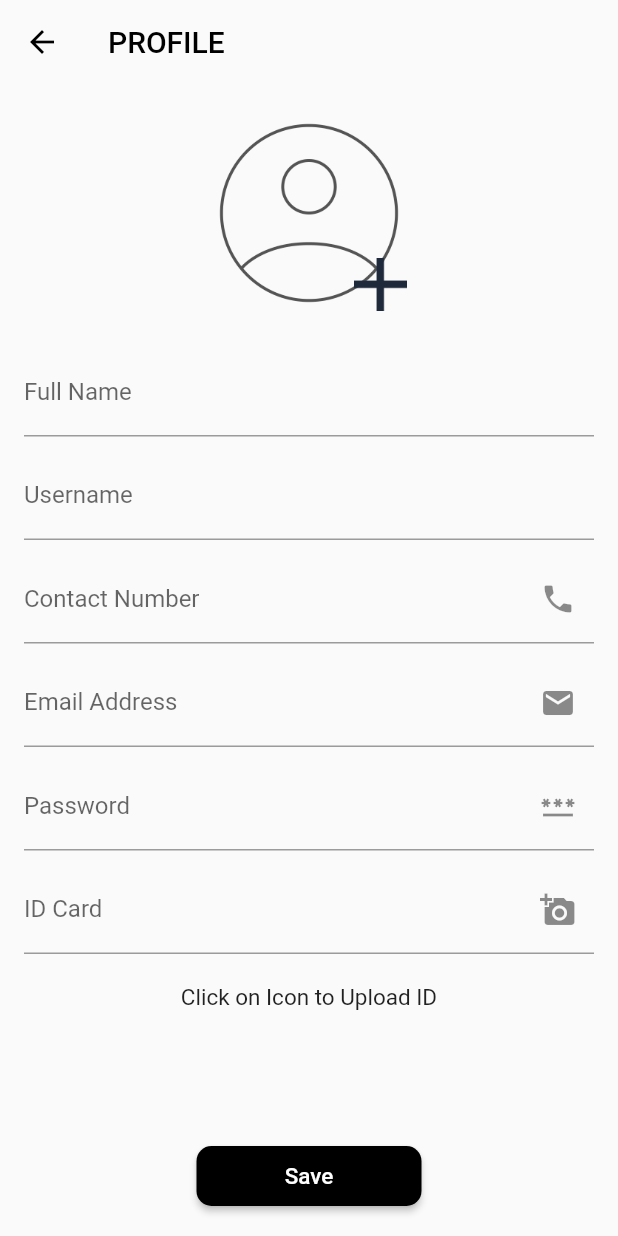
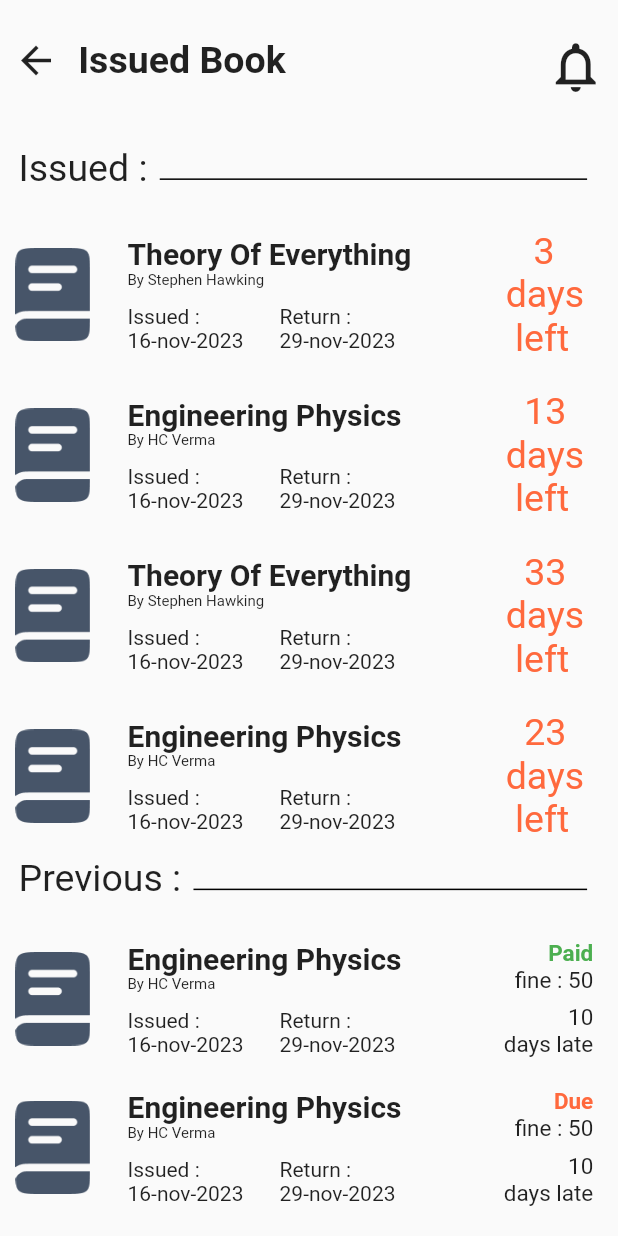
Before and after one commit to HackSlashNITP/LibraLink, a Flutter app: the screen it shows after launch, on a phone screen of 412 x 824 dp. Run offline on Flutter 3.47's test engine with Material 2 defaults, Android fonts, the phone set to English and light mode, and no system bars; our stand-ins replace image_picker, lottie.

Commit message:
Issued Book Page added

```diff
--- /dev/null
+++ b/lib/issued_book.dart
@@ -0,0 +1,510 @@
+import 'package:flutter/material.dart';
+
+class IssuedBookPage extends StatefulWidget {
+  const IssuedBookPage({super.key});
+
+  @override
+  State<IssuedBookPage> createState() => _IssuedBookPageState();
+}
+
+class _IssuedBookPageState extends State<IssuedBookPage> {
+  @override
+  Widget build(BuildContext context) {
+    final mq = MediaQuery.of(context).size;
+
+    return SafeArea(
+        child: Scaffold(
+      body: SingleChildScrollView(
+        child: Column(
+          children: [
+            SizedBox(
+              height: mq.height * .02,
+            ),
+            Row(
+              mainAxisAlignment: MainAxisAlignment.spaceBetween,
+              children: [
+                Expanded(
+                  child: Row(
+                    children: [
+                      IconButton(
+                          onPressed: () {},
+                          icon: const Icon(
+                            Icons.arrow_back,
+                            size: 30,
+                          )),
+                      SizedBox(
+                        width: mq.width * .01,
+                      ),
+                      const Text(
+                        'Issued Book',
+                        style: TextStyle(
+                            fontSize: 25, fontWeight: FontWeight.bold),
+                      ),
+                    ],
+                  ),
+                ),
+                Padding(
+                  padding: EdgeInsets.only(right: mq.width * .02),
+                  child: IconButton(
+                      onPressed: () {},
+                      icon: const Icon(
+                        Icons.notifications_none_outlined,
+                        size: 40,
+                      )),
+                )
+              ],
+            ),
+            SizedBox(
+              height: mq.height * .04,
+            ),
+            Padding(
+              padding: EdgeInsets.only(
+                  left: mq.width * .030,
+                  right: mq.width * .05,
+                  bottom: mq.height * .02),
+              child: Row(
+                mainAxisAlignment: MainAxisAlignment.spaceAround,
+                children: [
+                  const Text(
+                    'Issued : ',
+                    style: TextStyle(fontSize: 25),
+                  ),
+                  Expanded(
+                    child: Container(
+                      margin: const EdgeInsets.only(left: 2, top: 15),
+                      color: Colors.black,
+                      height: 1.0,
+                    ),
+                  ),
+                ],
+              ),
+            ),
+            Padding(
+              padding: const EdgeInsets.only(top: 10, bottom: 10),
+              child: Row(
+                mainAxisAlignment: MainAxisAlignment.spaceEvenly,
+                children: [
+                  Expanded(
+                    child: Row(
+                      children: [
+                        Container(
+                            margin: EdgeInsets.only(left: mq.width * .025),
+                            width: 50,
+                            height: 70,
+                            child: Image.asset('assets/images/Group (1).png')),
+                        SizedBox(
+                          width: mq.width * .06,
+                        ),
+                        Expanded(
+                          child: Column(
+                            crossAxisAlignment: CrossAxisAlignment.start,
+                            children: [
+                              const Text(
+                                'Theory Of Everything',
+                                style: TextStyle(
+                                    fontSize: 20, fontWeight: FontWeight.bold),
+                              ),
+                              const Text(
+                                'By Stephen Hawking',
+                                style: TextStyle(fontSize: 10),
+                              ),
+                              Padding(
+                                padding: const EdgeInsets.only(top: 10),
+                                child: Row(
+                                  crossAxisAlignment: CrossAxisAlignment.center,
+                                  children: [
+                                    const Text('Issued : \n16-nov-2023 '),
+                                    SizedBox(
+                                      width: mq.width * .05,
+                                    ),
+                                    const Text('Return : \n29-nov-2023 '),
+                                  ],
+                                ),
+                              )
+                            ],
+                          ),
+                        ),
+                      ],
+                    ),
+                  ),
+                  Padding(
+                    padding: EdgeInsets.only(right: mq.width * .04),
+                    child: const Text(
+                      '    3 \n days \n  left',
+                      style: TextStyle(fontSize: 25, color: Color(0xffFF693D)),
+                    ),
+                  ),
+                ],
+              ),
+            ),
+            Padding(
+              padding: const EdgeInsets.only(top: 10, bottom: 10),
+              child: Row(
+                mainAxisAlignment: MainAxisAlignment.spaceEvenly,
+                children: [
+                  Expanded(
+                    child: Row(
+                      children: [
+                        Container(
+                            margin: EdgeInsets.only(left: mq.width * .025),
+                            width: 50,
+                            height: 70,
+                            child: Image.asset('assets/images/Group (1).png')),
+                        SizedBox(
+                          width: mq.width * .06,
+                        ),
+                        Expanded(
+                          child: Column(
+                            crossAxisAlignment: CrossAxisAlignment.start,
+                            children: [
+                              const Text(
+                                'Engineering Physics',
+                                style: TextStyle(
+                                    fontSize: 20, fontWeight: FontWeight.bold),
+                              ),
+                              const Text(
+                                'By HC Verma',
+                                style: TextStyle(fontSize: 10),
+                              ),
+                              Padding(
+                                padding: const EdgeInsets.only(top: 10),
+                                child: Row(
+                                  crossAxisAlignment: CrossAxisAlignment.center,
+                                  children: [
+                                    const Text('Issued : \n16-nov-2023 '),
+                                    SizedBox(
+                                      width: mq.width * .05,
+                                    ),
+                                    const Text('Return : \n29-nov-2023 '),
+                                  ],
+                                ),
+                              )
+                            ],
+                          ),
+                        ),
+                      ],
+                    ),
+                  ),
+                  Padding(
+                    padding: EdgeInsets.only(right: mq.width * .04),
+                    child: const Text(
+                      '   13 \n days \n  left',
+                      style: TextStyle(fontSize: 25, color: Color(0xffFF693D)),
+                    ),
+                  ),
+                ],
+              ),
+            ),
+            Padding(
+              padding: const EdgeInsets.only(top: 10, bottom: 10),
+              child: Row(
+                mainAxisAlignment: MainAxisAlignment.spaceEvenly,
+                children: [
+                  Expanded(
+                    child: Row(
+                      children: [
+                        Container(
+                            margin: EdgeInsets.only(left: mq.width * .025),
+                            width: 50,
+                            height: 70,
+                            child: Image.asset('assets/images/Group (1).png')),
+                        SizedBox(
+                          width: mq.width * .06,
+                        ),
+                        Expanded(
+                          child: Column(
+                            crossAxisAlignment: CrossAxisAlignment.start,
+                            children: [
+                              const Text(
+                                'Theory Of Everything',
+                                style: TextStyle(
+                                    fontSize: 20, fontWeight: FontWeight.bold),
+                              ),
+                              const Text(
+                                'By Stephen Hawking',
+                                style: TextStyle(fontSize: 10),
+                              ),
+                              Padding(
+                                padding: const EdgeInsets.only(top: 10),
+                                child: Row(
+                                  crossAxisAlignment: CrossAxisAlignment.center,
+                                  children: [
+                                    const Text('Issued : \n16-nov-2023 '),
+                                    SizedBox(
+                                      width: mq.width * .05,
+                                    ),
+                                    const Text('Return : \n29-nov-2023 '),
+                                  ],
+                                ),
+                              )
+                            ],
+                          ),
+                        ),
+                      ],
+                    ),
+                  ),
+                  Padding(
+                    padding: EdgeInsets.only(right: mq.width * .04),
+                    child: const Text(
+                      '   33 \n days \n  left',
+                      style: TextStyle(fontSize: 25, color: Color(0xffFF693D)),
+                    ),
+                  ),
+                ],
+              ),
+            ),
+            Padding(
+              padding: const EdgeInsets.only(top: 10, bottom: 10),
+              child: Row(
+                mainAxisAlignment: MainAxisAlignment.spaceEvenly,
+                children: [
+                  Expanded(
+                    child: Row(
+                      children: [
+                        Container(
+                            margin: EdgeInsets.only(left: mq.width * .025),
+                            width: 50,
+                            height: 70,
+                            child: Image.asset('assets/images/Group (1).png')),
+                        SizedBox(
+                          width: mq.width * .06,
+                        ),
+                        Expanded(
+                          child: Column(
+                            crossAxisAlignment: CrossAxisAlignment.start,
+                            children: [
+                              const Text(
+                                'Engineering Physics',
+                                style: TextStyle(
+                                    fontSize: 20, fontWeight: FontWeight.bold),
+                              ),
+                              const Text(
+                                'By HC Verma',
+                                style: TextStyle(fontSize: 10),
+                              ),
+                              Padding(
+                                padding: const EdgeInsets.only(top: 10),
+                                child: Row(
+                                  crossAxisAlignment: CrossAxisAlignment.center,
+                                  children: [
+                                    const Text('Issued : \n16-nov-2023 '),
+                                    SizedBox(
+                                      width: mq.width * .05,
+                                    ),
+                                    const Text('Return : \n29-nov-2023 '),
+                                  ],
+                                ),
+                              )
+                            ],
+                          ),
+                        ),
+                      ],
+                    ),
+                  ),
+                  Padding(
+                    padding: EdgeInsets.only(right: mq.width * .04),
+                    child: const Text(
+                      '   23 \n days \n  left',
+                      style: TextStyle(fontSize: 25, color: Color(0xffFF693D)),
+                    ),
+                  ),
+                ],
+              ),
+            ),
+            Padding(
+              padding: EdgeInsets.only(
+                  left: mq.width * .030,
+                  right: mq.width * .05,
+                  bottom: mq.height * .02),
+              child: Row(
+                mainAxisAlignment: MainAxisAlignment.spaceAround,
+                children: [
+                  const Text(
+                    'Previous : ',
+                    style: TextStyle(fontSize: 25),
+                  ),
+                  Expanded(
+                    child: Container(
+                      margin: const EdgeInsets.only(left: 2, top: 15),
+                      color: Colors.black,
+                      height: 1.0,
+                    ),
+                  ),
+                ],
+              ),
+            ),
+            Padding(
+              padding: const EdgeInsets.only(top: 10, bottom: 10),
+              child: Row(
+                mainAxisAlignment: MainAxisAlignment.spaceEvenly,
+                children: [
+                  Expanded(
+                    child: Row(
+                      children: [
+                        Container(
+                            margin: EdgeInsets.only(left: mq.width * .025),
+                            width: 50,
+                            height: 70,
+                            child: Image.asset('assets/images/Group (1).png')),
+                        SizedBox(
+                          width: mq.width * .06,
+                        ),
+                        Expanded(
+                          child: Column(
+                            crossAxisAlignment: CrossAxisAlignment.start,
+                            children: [
+                              const Text(
+                                'Engineering Physics',
+                                style: TextStyle(
+                                    fontSize: 20, fontWeight: FontWeight.bold),
+                              ),
+                              const Text(
+                                'By HC Verma',
+                                style: TextStyle(fontSize: 10),
+                              ),
+                              Padding(
+                                padding: const EdgeInsets.only(top: 10),
+                                child: Row(
+                                  crossAxisAlignment: CrossAxisAlignment.center,
+                                  children: [
+                                    const Text('Issued : \n16-nov-2023 '),
+                                    SizedBox(
+                                      width: mq.width * .05,
+                                    ),
+                                    const Text('Return : \n29-nov-2023 '),
+                                  ],
+                                ),
+                              )
+                            ],
+                          ),
+                        ),
+                      ],
+                    ),
+                  ),
+                  Padding(
+                      padding: EdgeInsets.only(right: mq.width * .04),
+                      child: Column(
+                        crossAxisAlignment: CrossAxisAlignment.end,
+                        children: [
+                          Text(
+                            'Paid',
+                            style: TextStyle(
+                                fontSize: 15,
+                                fontWeight: FontWeight.bold,
+                                color: Colors.green),
+                          ),
+                          Text(
+                            'fine : 50',
+                            style: TextStyle(fontSize: 15),
+                          ),
+                          SizedBox(
+                            height: 7,
+                          ),
+                          Text(
+                            '10',
+                            style: TextStyle(
+                              fontSize: 15,
+                            ),
+                          ),
+                          Text(
+                            'days late',
+                            style: TextStyle(
+                              fontSize: 15,
+                            ),
+                          ),
+                        ],
+                      )),
+                ],
+              ),
+            ),
+            Padding(
+              padding: const EdgeInsets.only(top: 10, bottom: 10),
+              child: Row(
+                mainAxisAlignment: MainAxisAlignment.spaceEvenly,
+                children: [
+                  Expanded(
+                    child: Row(
+                      children: [
+                        Container(
+                            margin: EdgeInsets.only(left: mq.width * .025),
+                            width: 50,
+                            height: 70,
+                            child: Image.asset('assets/images/Group (1).png')),
+                        SizedBox(
+                          width: mq.width * .06,
+                        ),
+                        Expanded(
+                          child: Column(
+                            crossAxisAlignment: CrossAxisAlignment.start,
+                            children: [
+                              const Text(
+                                'Engineering Physics',
+                                style: TextStyle(
+                                    fontSize: 20, fontWeight: FontWeight.bold),
+                              ),
+                              const Text(
+                                'By HC Verma',
+                                style: TextStyle(fontSize: 10),
+                              ),
+                              Padding(
+                                padding: const EdgeInsets.only(top: 10),
+                                child: Row(
+                                  crossAxisAlignment: CrossAxisAlignment.center,
+                                  children: [
+                                    const Text('Issued : \n16-nov-2023 '),
+                                    SizedBox(
+                                      width: mq.width * .05,
+                                    ),
+                                    const Text('Return : \n29-nov-2023 '),
+                                  ],
+                                ),
+                              )
+                            ],
+                          ),
+                        ),
+                      ],
+                    ),
+                  ),
+                  Padding(
+                    padding: EdgeInsets.only(right: mq.width * .04),
+                    child: Column(
+                      crossAxisAlignment: CrossAxisAlignment.end,
+                      children: [
+                        const Text(
+                          'Due',
+                          style: TextStyle(
+                              fontSize: 15,
+                              fontWeight: FontWeight.bold,
+                              color: Color(0xffFF693D)),
+                        ),
+                        const Text(
+                          'fine : 50',
+                          style: TextStyle(fontSize: 15),
+                        ),
+                        SizedBox(
+                          height: 7,
+                        ),
+                        Text(
+                          '10',
+                          style: TextStyle(
+                            fontSize: 15,
+                          ),
+                        ),
+                        Text(
+                          'days late',
+                          style: TextStyle(
+                            fontSize: 15,
+                          ),
+                        ),
+                      ],
+                    ),
+                  ),
+                ],
+              ),
+            ),
+          ],
+        ),
+      ),
+    ));
+  }
+}
--- a/lib/main.dart
+++ b/lib/main.dart
@@ -3,6 +3,7 @@ import 'package:libralink/Screens/Add_books.dart';
 import 'package:libralink/Screens/Auth/login_screen.dart';
 import 'package:libralink/Screens/notification.dart';
 import 'package:libralink/duesScreen.dart';
+import 'package:libralink/issued_book.dart';
 import 'package:libralink/landingPage.dart';
 import 'package:libralink/noDuesScreen.dart';
 import 'package:libralink/profile.dart';
@@ -18,7 +19,8 @@ class MyApp extends StatelessWidget {
   Widget build(BuildContext context) {
     return const MaterialApp(
       debugShowCheckedModeBanner: false,
-      home: ProfilePage(),
+      // home: ProfilePage(),
+      home: IssuedBookPage(),
     );
   }
 }
```
Also changed, not shown: assets/images/Group (1).png (added), assets/images/Group.png (added).
